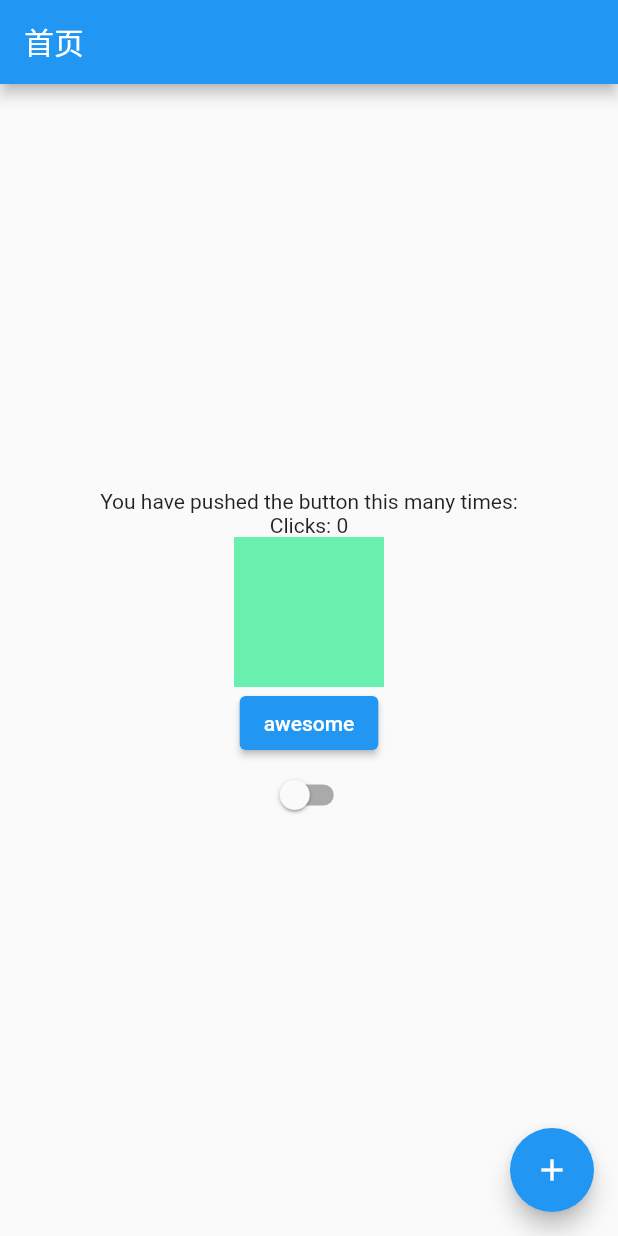
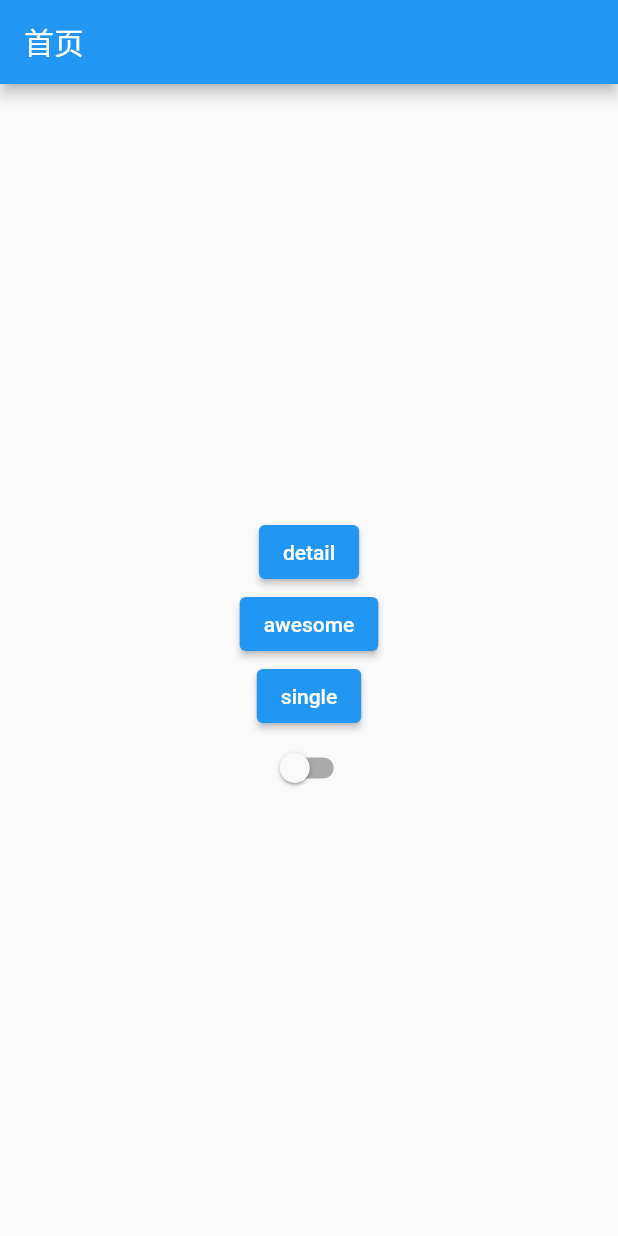
Before and after one commit to jb522185660/getx_demo, a Flutter app: the screen it shows after launch, on a phone screen of 412 x 824 dp. Run offline on Flutter 3.47's test engine with Material 2 defaults, Android fonts, the phone set to English and light mode, and no system bars; our stand-ins replace get.

Commit message:
添加了单独控制状态管理的功能

```diff
--- a/lib/home_page.dart
+++ b/lib/home_page.dart
@@ -1,6 +1,8 @@
 import 'package:flutter/material.dart';
 import 'package:flutter_demo/awesome_page.dart';
 import 'package:flutter_demo/detail_page.dart';
+import 'package:flutter_demo/single_controller.dart';
+import 'package:flutter_demo/single_page.dart';
 import 'package:get/get.dart';
 
 import 'data_controller.dart';
@@ -20,25 +22,26 @@ class HomePage extends StatelessWidget {
         child: Column(
           mainAxisAlignment: MainAxisAlignment.center,
           children: <Widget>[
-            Text(
-              'You have pushed the button this many times:',
-            ),
-            Obx(() => Text("Clicks: ${c.count}")),
-            InkWell(
-              onTap: () {
-                // Get.to(DetailPage());
+            ElevatedButton(
+              child: Text("detail"),
+              onPressed: () {
                 Get.toNamed("/detail?name=Enzo", arguments: {"id":666});
               },
-              child: Container(
-                width: 100,
-                height: 100,
-                color: Colors.greenAccent,
-              ),
             ),
             ElevatedButton(
               child: Text("awesome"),
               onPressed: () {
                 Get.to(AwesomePage());
+              },
+            ),
+            ElevatedButton(
+              child: Text("single"),
+              onPressed: () {
+                Get.to(
+                      () => SinglePage(),
+                  binding: BindingsBuilder.put(() => SingleController()),
+                  preventDuplicates: false,
+                );
               },
             ),
             ObxValue((RxBool data) => Switch(
@@ -49,12 +52,7 @@ class HomePage extends StatelessWidget {
             ),
           ],
         ),
-      ),
-      floatingActionButton: FloatingActionButton(
-        onPressed: _incrementCounter,
-        tooltip: 'Increment',
-        child: Icon(Icons.add),
-      ),
+      )
     );
   }
 
--- /dev/null
+++ b/lib/single_controller.dart
@@ -0,0 +1,9 @@
+import 'package:get/get.dart';
+
+class SingleController extends GetxController {
+  var count = 0.obs;
+
+  increment() {
+    count ++;
+  }
+}
```
Also changed, not shown: lib/single_page.dart (added, +36 -0 lines).
